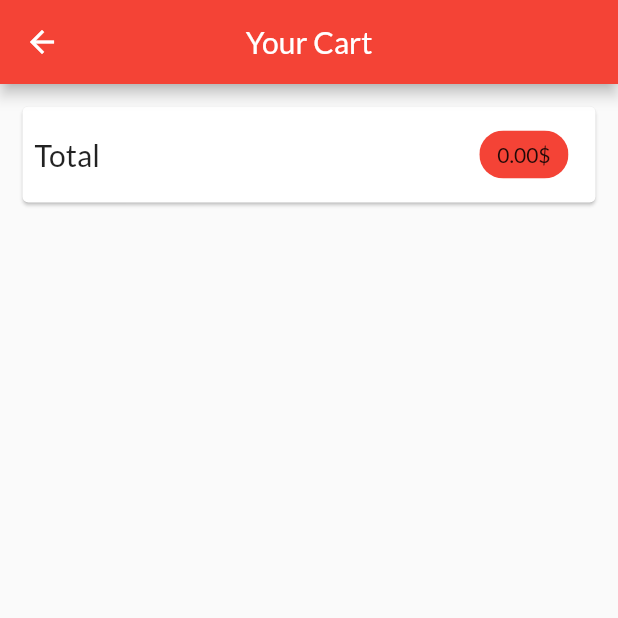
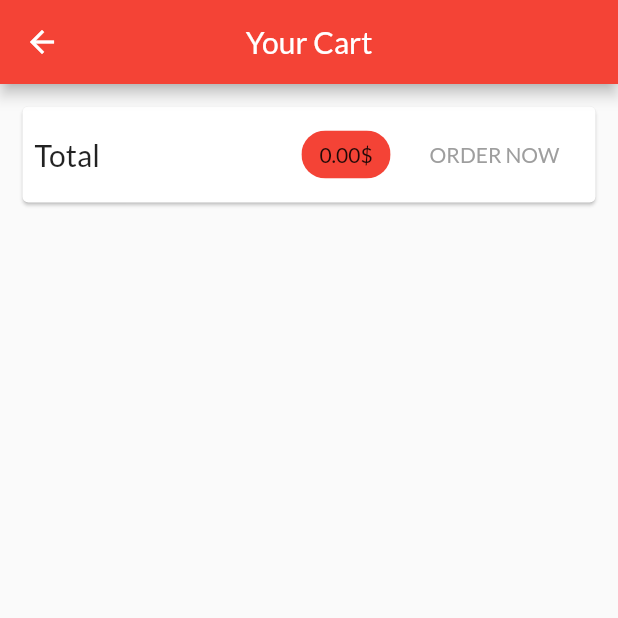
Before and after one commit to art1239/shop_app, a Flutter app: the CartScreen screen opened by its route, on a phone screen of 412 x 824 dp, the top half of it. Run offline on Flutter 3.47's test engine with Material 2 defaults, Android fonts, the phone set to English and light mode, and no system bars; network calls fail.

Commit message:
Adding orders dynamic

```diff
--- a/lib/screens/cart_screen.dart
+++ b/lib/screens/cart_screen.dart
@@ -1,4 +1,7 @@
 import 'package:flutter/material.dart';
+import 'package:provider/provider.dart';
+import 'package:provider/provider.dart';
+import 'package:shop_app/providers/Cart.dart';
 import 'package:shop_app/widgets/cartItems.dart';
 import 'package:shop_app/widgets/totalBar.dart';
 
@@ -6,6 +9,7 @@ class CartScreen extends StatelessWidget {
   static const path = '/cart';
   @override
   Widget build(BuildContext context) {
+    final cart = Provider.of<Cart>(context);
     return Scaffold(
       appBar: AppBar(
         title: Text('Your Cart'),
@@ -13,7 +17,7 @@ class CartScreen extends StatelessWidget {
       ),
       body: Column(
         children: [
-          TotalBar(),
+          TotalBar(cart),
           SizedBox(
             height: 10,
           ),
--- a/lib/widgets/totalBar.dart
+++ b/lib/widgets/totalBar.dart
@@ -3,11 +3,19 @@ import 'package:provider/provider.dart';
 import 'package:shop_app/providers/Order.dart';
 import 'package:shop_app/providers/Cart.dart';
 
-class TotalBar extends StatelessWidget {
+class TotalBar extends StatefulWidget {
+  final Cart cart;
+
+  TotalBar(this.cart);
+  @override
+  _TotalBarState createState() => _TotalBarState();
+}
+
+class _TotalBarState extends State<TotalBar> {
+  bool isLoading = false;
   @override
   Widget build(BuildContext context) {
-    final cart = Provider.of<Cart>(context);
-
+    print(isLoading);
     return Card(
       margin: const EdgeInsets.all(15),
       child: Padding(
@@ -15,36 +23,47 @@ class TotalBar extends StatelessWidget {
         child: Row(
           children: [
             Text(
-              'Total',
+              !isLoading ? 'Total' : 'Fuck',
               style: TextStyle(
                 fontSize: 20,
               ),
             ),
             Spacer(),
             Chip(
-              label: Text('${cart.totalPrice.toStringAsFixed(2)}\$'),
+              label: Text('${widget.cart.totalPrice.toStringAsFixed(2)}\$'),
               labelStyle: TextStyle(),
               backgroundColor: Theme.of(context).primaryColor,
             ),
             SizedBox(
               width: 10,
             ),
-            cart.cardItemslength > 0
-                ? RaisedButton(
-                    color: Colors.white,
-                    child: Text(
-                      'ORDER NOW',
+            FlatButton(
+              child: !isLoading
+                  ? Text('ORDER NOW',
                       style: TextStyle(
-                        color: Theme.of(context).primaryColor,
-                      ),
-                    ),
-                    onPressed: () {
-                      Provider.of<Orders>(context, listen: false).addOrders(
-                          cart.totalPrice, cart.cartItems.values.toList());
-                      cart.clearCart();
+                        color: (widget.cart.cardItemslength <= 0)
+                            ? Colors.grey
+                            : Colors.red,
+                      ))
+                  : CircularProgressIndicator(),
+              color: Colors.white,
+              onPressed: (widget.cart.cardItemslength <= 0 || isLoading)
+                  ? null
+                  : () async {
+                      setState(() {
+                        isLoading = true;
+                      });
+
+                      await Provider.of<Orders>(context, listen: false)
+                          .addOrders(widget.cart.totalPrice,
+                              widget.cart.cartItems.values.toList());
+
+                      setState(() {
+                        isLoading = false;
+                      });
+                      widget.cart.clearCart();
                     },
-                  )
-                : Container(),
+            ),
           ],
         ),
       ),
```
Also changed, not shown: lib/providers/Order.dart (+33 -8 lines).
